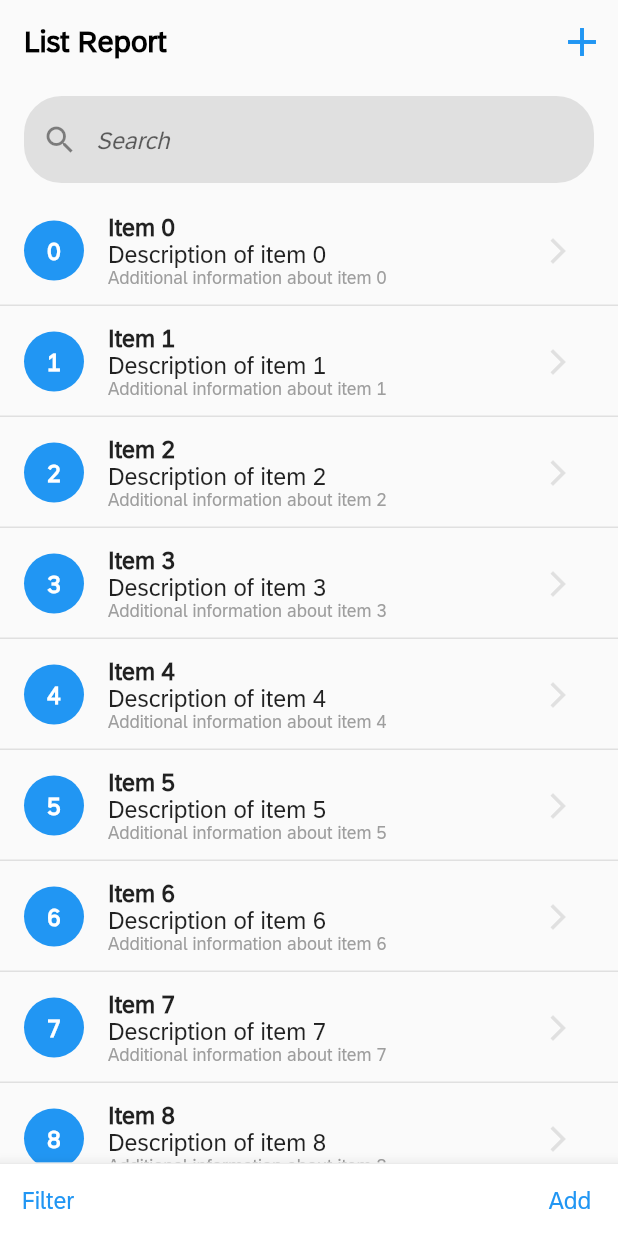
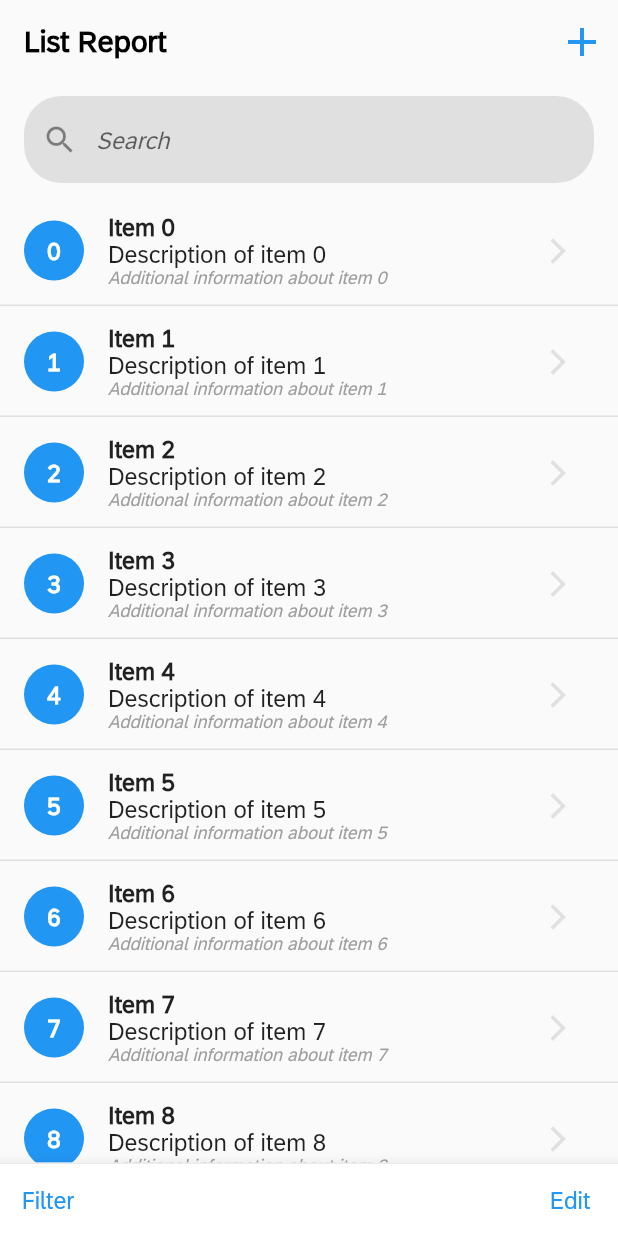
Before and after one commit to MindsetConsulting/com.mindset.ipv.fiori_flutter, a Flutter app: the screen it shows after launch, on a phone screen of 412 x 824 dp. Run offline on Flutter 3.47's test engine with Material 2 defaults, Android fonts, the phone set to English and light mode, and no system bars.

Commit message:
list view development

```diff
--- a/lib/main.dart
+++ b/lib/main.dart
@@ -151,6 +151,7 @@ class _ListReportPageState extends State<ListReportPage> {
                           fontFamily: 'SAP72',
                           fontSize: 12,
                           color: Colors.grey,
+                          fontStyle: FontStyle.italic
                         ),
                       ),
                     ],
@@ -209,7 +210,7 @@ class _ListReportPageState extends State<ListReportPage> {
                   // Add button functionality here
                 },
                 child: Text(
-                  'Add',
+                  'Edit',
                   style: TextStyle(
                     color: Colors.blue,
                     fontFamily: 'SAP72',
```
